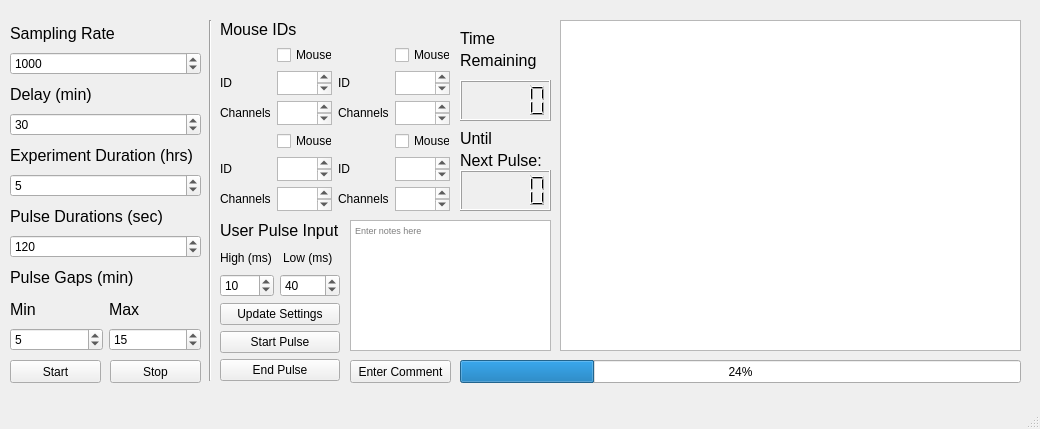
Before: the Qt Designer form run_experiment_ui.ui in justin0bk/run_experiment, drawn with Qt 5.
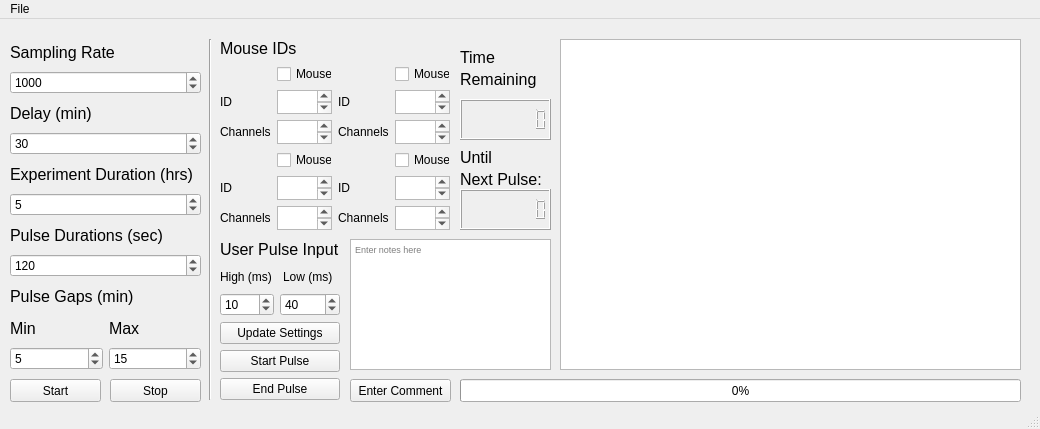
After: the same form once the commit is applied.

Patch:
```diff
--- a/run_experiment_ui.ui
+++ b/run_experiment_ui.ui
@@ -491,6 +491,9 @@
       <height>41</height>
      </rect>
     </property>
+    <property name="digitCount">
+     <number>8</number>
+    </property>
    </widget>
    <widget class="QLCDNumber" name="lcdNumber_2">
     <property name="geometry">
@@ -501,6 +504,17 @@
       <height>41</height>
      </rect>
     </property>
+    <property name="font">
+     <font>
+      <pointsize>6</pointsize>
+     </font>
+    </property>
+    <property name="digitCount">
+     <number>8</number>
+    </property>
+    <property name="value" stdset="0">
+     <double>0.000000000000000</double>
+    </property>
    </widget>
    <widget class="QProgressBar" name="progressBar">
     <property name="geometry">
@@ -512,7 +526,7 @@
      </rect>
     </property>
     <property name="value">
-     <number>24</number>
+     <number>0</number>
     </property>
    </widget>
    <widget class="QLabel" name="label_19">
@@ -597,6 +611,14 @@
      <height>21</height>
     </rect>
    </property>
+   <widget class="QMenu" name="menuFile">
+    <property name="title">
+     <string>File</string>
+    </property>
+    <addaction name="actionSave_Settings"/>
+    <addaction name="actionExit"/>
+   </widget>
+   <addaction name="menuFile"/>
   </widget>
   <widget class="QStatusBar" name="statusbar"/>
  </widget>
```
Left out of the diff: 10 changed lines with no effect on the pictures.
